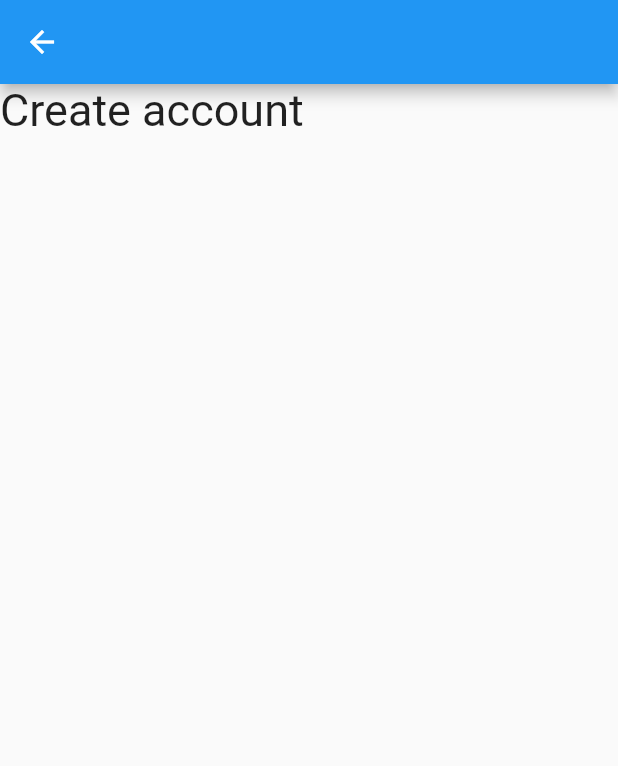
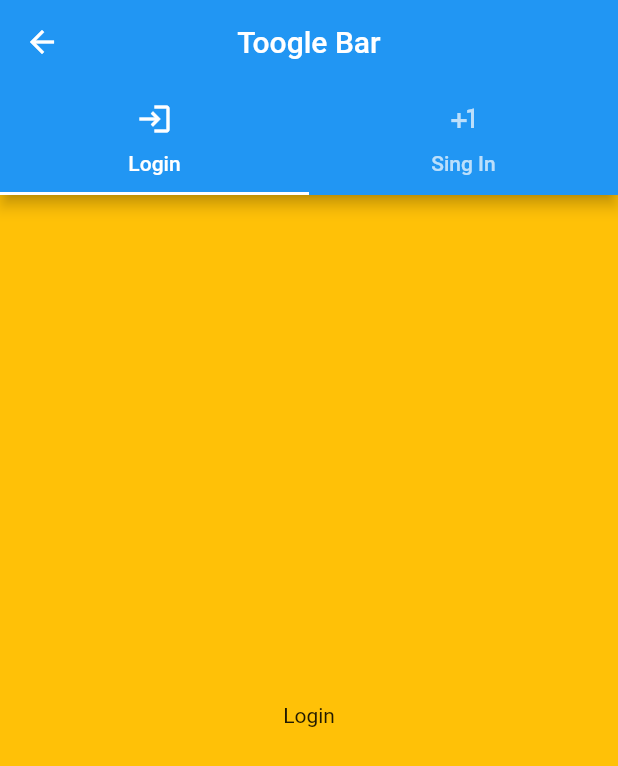
Before and after one commit to Aiveng0/flutter_test_app, a Flutter app: the screen it shows after launch, after a tap on "Sign In", on a phone screen of 412 x 824 dp. Shown: the top 766 px of the screen. Run offline on Flutter 3.47's test engine with Material 2 defaults, Android fonts, the phone set to English and light mode, and no system bars.

Commit message:
Added TabBar

```diff
--- a/lib/main.dart
+++ b/lib/main.dart
@@ -1,17 +1,17 @@
 // ignore_for_file: prefer_const_constructors
 
 import 'package:flutter/material.dart';
-import 'package:test_app/pages/second_page.dart';
+import 'package:test_app/pages/login_page.dart';
 import 'package:test_app/pages/main_page.dart';
-import 'package:test_app/pages/first_page.dart';
+import 'package:test_app/pages/sign_in_page.dart';
 
 void main() => runApp(
       MaterialApp(
         initialRoute: '/',
         routes: {
           '/': (BuildContext context) => MainScreen(),
-          '/first': (BuildContext context) => FirstScreen(),
-          '/second': (BuildContext context) => SecondScreen(),
+          '/loginScreen': (BuildContext context) => LoginScreen(),
+          '/signInScreen': (BuildContext context) => SignInScreen(),
         },
       ),
     );
--- a/lib/pages/first_page.dart
+++ /dev/null
@@ -1,25 +0,0 @@
-// ignore_for_file: prefer_const_constructors
-
-import 'package:flutter/material.dart';
-
-class SecondScreen extends StatelessWidget {
-  const SecondScreen({
-    Key? key,
-    this.number = 0,
-  }) : super(key: key);
-
-  final int number;
-
-  @override
-  Widget build(BuildContext context) {
-    return Scaffold(
-      appBar: AppBar(),
-      body: Text(
-        'Create account',
-        style: TextStyle(
-          fontSize: 30,
-        ),
-      ),
-    );
-  }
-}
--- a/lib/pages/second_page.dart
+++ b/lib/pages/login_page.dart
@@ -3,8 +3,9 @@
 import 'package:flutter/material.dart';
 import 'package:test_app/widgets/start_page_text_field.dart';
 
-class FirstScreen extends StatelessWidget {
-  const FirstScreen({Key? key}) : super(key: key);
+class LoginScreen extends StatelessWidget {
+  const LoginScreen
+({Key? key}) : super(key: key);
 
   @override
   Widget build(BuildContext context) {
@@ -48,6 +49,7 @@ class FirstScreen extends StatelessWidget {
               ),
             ),
             StartPageTextField(Icons.ac_unit, 'Lorem'),
+
           ],
         ),
       ),
--- a/lib/pages/main_page.dart
+++ b/lib/pages/main_page.dart
@@ -91,7 +91,7 @@ class MainScreen extends StatelessWidget {
                         // primary: Colors.deepOrange,
                         ),
                     onPressed: () {
-                      Navigator.pushNamed(context, '/first');
+                      Navigator.pushNamed(context, '/loginScreen');
                     },
                     child: const Text('Login'),
                   ),
@@ -107,7 +107,7 @@ class MainScreen extends StatelessWidget {
                   InkWell(
                     onTap: () => {
                       print('tap'),
-                      Navigator.pushNamed(context, '/second'),
+                      Navigator.pushNamed(context, '/signInScreen'),
                     },
                     child: Text(
                       'Sign In',
--- /dev/null
+++ b/lib/pages/sign_in_page.dart
@@ -0,0 +1,59 @@
+// ignore_for_file: prefer_const_constructors
+
+import 'dart:ui';
+
+import 'package:flutter/material.dart';
+
+class SignInScreen extends StatelessWidget {
+  const SignInScreen({
+    Key? key,
+    this.number = 0,
+  }) : super(key: key);
+
+  final int number;
+
+  @override
+  Widget build(BuildContext context) {
+    return DemoApp();
+  }
+}
+
+class DemoApp extends StatefulWidget {
+  const DemoApp({Key? key}) : super(key: key);
+
+  @override
+  _DemoAppState createState() => _DemoAppState();
+}
+
+class _DemoAppState extends State<DemoApp> {
+  List<String> labels = ['Home', 'Message', 'Notofication', 'Settings'];
+  int counter = 0;
+
+  @override
+  Widget build(BuildContext context) {
+    return DefaultTabController(
+      length: 2,
+      child: Scaffold(
+        backgroundColor: Colors.amber,
+        appBar: AppBar(
+          title: Text('Toogle Bar'),
+          centerTitle: true,
+          // ignore: prefer_const_literals_to_create_immutables
+          bottom: TabBar(
+            tabs: [
+              Tab(text: 'Login', icon: Icon(Icons.login)),
+              Tab(text: 'Sing In', icon: Icon(Icons.plus_one)),
+            ],
+          ),
+        ),
+        body: TabBarView(
+          // ignore: prefer_const_literals_to_create_immutables
+          children: [
+            Center(child: Text('Login')),
+            Center(child: Text('Sign In')),
+          ],
+        ),
+      ),
+    );
+  }
+}
--- a/pubspec.yaml
+++ b/pubspec.yaml
@@ -29,7 +29,6 @@ environment:
 dependencies:
   flutter:
     sdk: flutter
-
 
   # The following adds the Cupertino Icons font to your application.
   # Use with the CupertinoIcons class for iOS style icons.
```
